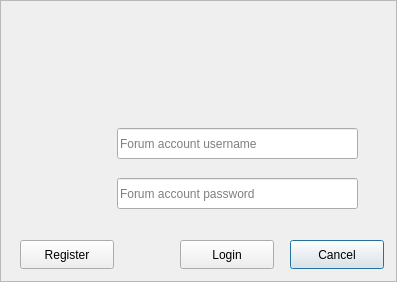
Above: src/logindialog.ui from UbuntuKylin/youker-assistant before the change. Below: the same form after it.
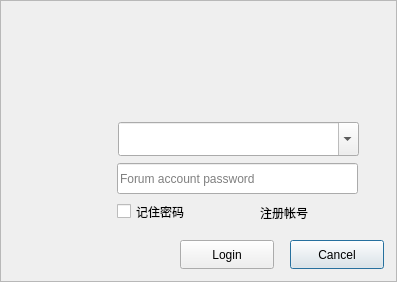
That is the form after the change. Icons and pictures are not drawn.

Commit message: save user infowith AccountCache

The edit to the form file:
```diff
--- a/src/logindialog.ui
+++ b/src/logindialog.ui
@@ -64,7 +64,7 @@
    <property name="geometry">
     <rect>
      <x>117</x>
-     <y>178</y>
+     <y>163</y>
      <width>241</width>
      <height>31</height>
     </rect>
@@ -95,22 +95,6 @@
     <enum>QFrame::Raised</enum>
    </property>
   </widget>
-  <widget class="QLineEdit" name="userlineEdit">
-   <property name="geometry">
-    <rect>
-     <x>117</x>
-     <y>128</y>
-     <width>241</width>
-     <height>31</height>
-    </rect>
-   </property>
-   <property name="toolTip">
-    <string/>
-   </property>
-   <property name="placeholderText">
-    <string>Forum account username</string>
-   </property>
-  </widget>
   <widget class="QLabel" name="btn_min">
    <property name="geometry">
     <rect>
@@ -146,21 +130,52 @@
     <set>Qt::AlignCenter</set>
    </property>
   </widget>
-  <widget class="QPushButton" name="registerButton">
+  <widget class="QCheckBox" name="passwdremember">
    <property name="geometry">
     <rect>
-     <x>20</x>
-     <y>240</y>
-     <width>94</width>
-     <height>29</height>
+     <x>117</x>
+     <y>199</y>
+     <width>91</width>
+     <height>25</height>
     </rect>
+   </property>
+   <property name="text">
+    <string>记住密码</string>
+   </property>
+  </widget>
+  <widget class="QComboBox" name="username">
+   <property name="geometry">
+    <rect>
+     <x>118</x>
+     <y>122</y>
+     <width>241</width>
+     <height>34</height>
+    </rect>
+   </property>
+   <property name="autoFillBackground">
+    <bool>false</bool>
    </property>
    <property name="styleSheet">
-    <string notr="true">border-image: url(:/pixmap/image/ok.png);
-font: 11pt &quot;文泉驿微米黑&quot;;</string>
+    <string notr="true"/>
+   </property>
+   <property name="editable">
+    <bool>true</bool>
+   </property>
+   <property name="frame">
+    <bool>true</bool>
+   </property>
+  </widget>
+  <widget class="QLabel" name="btn_register">
+   <property name="geometry">
+    <rect>
+     <x>260</x>
+     <y>200</y>
+     <width>91</width>
+     <height>25</height>
+    </rect>
    </property>
    <property name="text">
-    <string>Register</string>
+    <string>注册帐号</string>
    </property>
   </widget>
   <zorder>frame</zorder>
```
Left out of the diff: 7 changed lines with no effect on the pictures. The commit also changes 41 other files.
